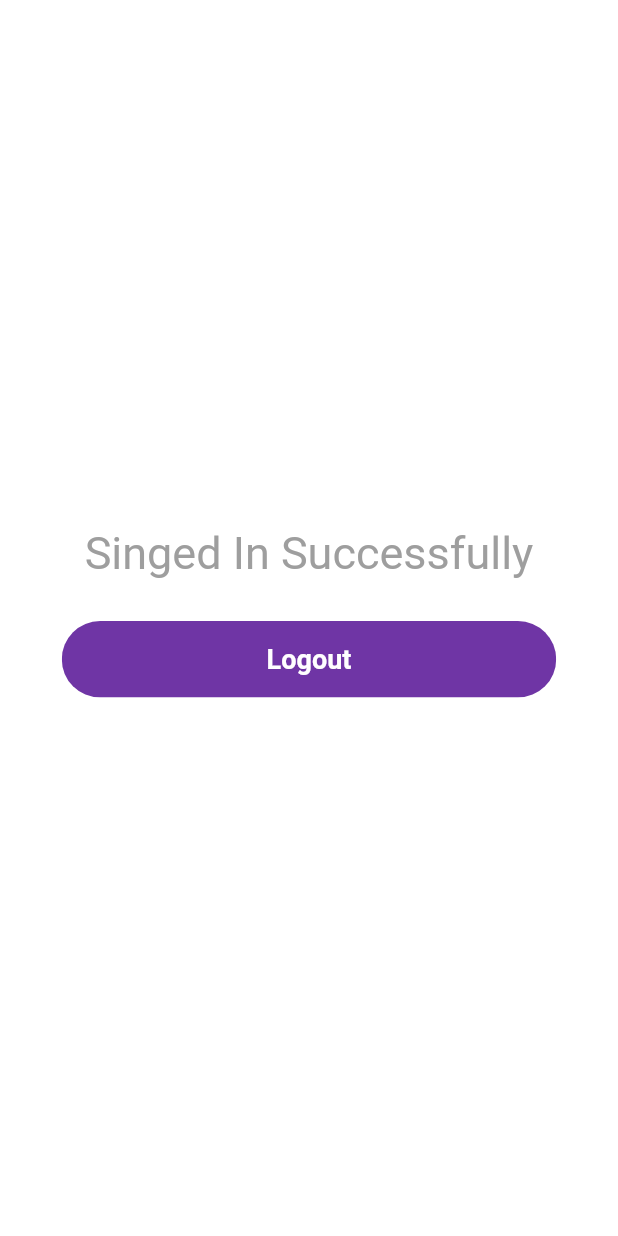
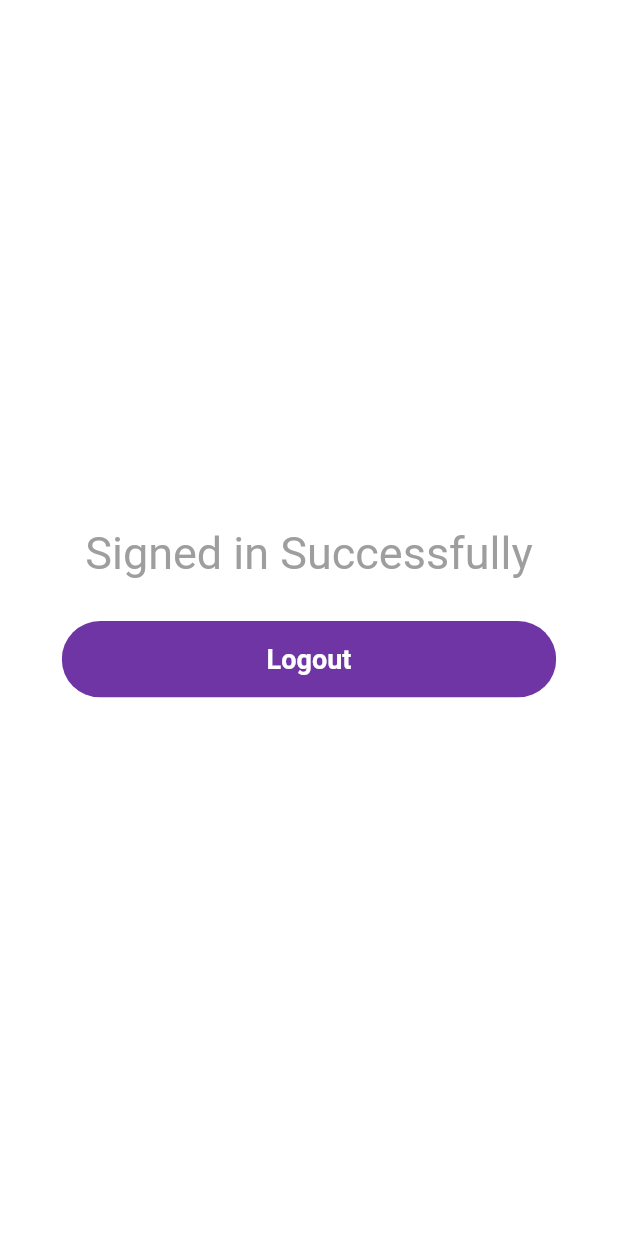
Before and after one commit to mohamedelbendary228/To-Do-App, a Flutter app: the screen it shows once a user with an empty profile is signed in, on a phone screen of 412 x 824 dp. Run offline on Flutter 3.47's test engine with Material 2 defaults, Android fonts, the phone set to English and light mode, and no system bars; our stand-ins replace firebase_auth, flutter_svg, google_sign_in; accounts and stored records are empty.

Commit message:
changed the text in homePage

```diff
--- a/lib/app/home_page.dart
+++ b/lib/app/home_page.dart
@@ -32,7 +32,7 @@ class HomePage extends StatelessWidget {
           mainAxisAlignment: MainAxisAlignment.center,
           children: <Widget>[
             Text(
-              'Singed In Successfully',
+              'Signed in Successfully',
               style: TextStyle(fontSize: 30, color: Colors.grey),
             ),
             SizedBox(
--- a/lib/main.dart
+++ b/lib/main.dart
@@ -31,5 +31,3 @@ class MyApp extends StatelessWidget {
     );
   }
 }
-
-// const kPrimaryLightColor = Color(0xFFF1E6FF);
```
